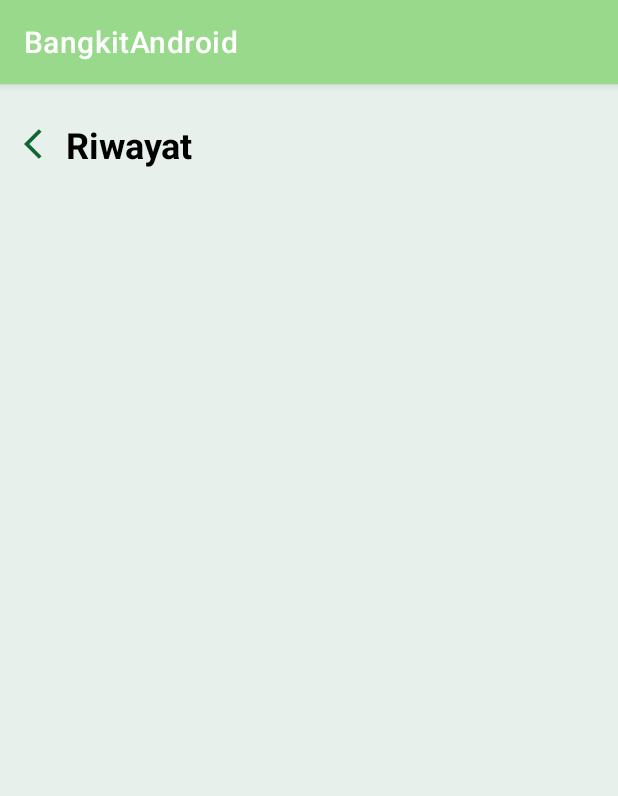
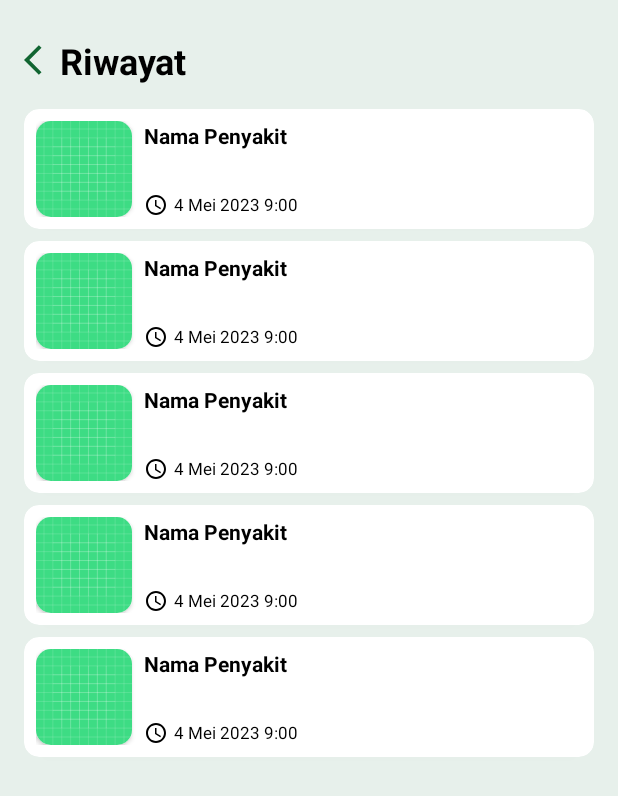
Before and after one commit to FieryInferno/bangkit_android, an Android app: the DiseaseHistoryActivity screen opened directly, with no data from a screen before it, on a phone screen of 412 x 824 dp. Shown: the top 796 px of the screen. Run offline under Robolectric (Android 15) with nearby library versions, the phone set to English and light mode, and no system bars; pictures from the network do not load.

Commit message:
ui: add interaction between disease activities

```diff
--- a/app/src/main/java/com/example/bangkitandroid/MainActivity.kt
+++ b/app/src/main/java/com/example/bangkitandroid/MainActivity.kt
@@ -8,6 +8,8 @@ import android.widget.Button
 import android.widget.EditText
 import android.widget.TextView
 import com.example.bangkitandroid.ui.disease.DiseaseDetailActivity
+import com.example.bangkitandroid.ui.disease.DiseaseHistoryActivity
+import com.example.bangkitandroid.ui.disease.DiseaseImagePreviewActivity
 
 class MainActivity : AppCompatActivity(), View.OnClickListener {
     private lateinit var edtWidth: EditText
@@ -30,7 +32,7 @@ class MainActivity : AppCompatActivity(), View.OnClickListener {
 
         btnCalculate.setOnClickListener(this)
         btnNext.setOnClickListener {
-            val intent = Intent(this, DiseaseDetailActivity::class.java)
+            val intent = Intent(this, DiseaseImagePreviewActivity::class.java)
             startActivity(intent)
         }
     }
--- a/app/src/main/java/com/example/bangkitandroid/ui/disease/DiseaseHistoryActivity.kt
+++ b/app/src/main/java/com/example/bangkitandroid/ui/disease/DiseaseHistoryActivity.kt
@@ -1,12 +1,49 @@
 package com.example.bangkitandroid.ui.disease
 
+import android.content.Intent
 import androidx.appcompat.app.AppCompatActivity
 import android.os.Bundle
-import com.example.bangkitandroid.R
+import androidx.recyclerview.widget.LinearLayoutManager
+import com.example.bangkitandroid.databinding.ActivityDiseaseHistoryBinding
+import com.example.bangkitandroid.domain.entities.Disease
+import com.example.bangkitandroid.service.DummyData
 
 class DiseaseHistoryActivity : AppCompatActivity() {
+    private lateinit var diseases: List<Disease>
+    private var binding: ActivityDiseaseHistoryBinding? = null
+
     override fun onCreate(savedInstanceState: Bundle?) {
         super.onCreate(savedInstanceState)
-        setContentView(R.layout.activity_disease_history)
+        binding = ActivityDiseaseHistoryBinding.inflate(layoutInflater)
+        setContentView(binding?.root)
+        supportActionBar?.hide()
+        getData()
+        setView()
+    }
+
+    private fun getData(){
+        diseases = DummyData().getHistoryDiseases()
+    }
+
+    private fun setView(){
+        val adapter = DiseaseHistoryAdapter(diseases)
+        adapter.setOnItemTapCallback(object : DiseaseHistoryAdapter.OnItemTapCallback{
+            override fun onItemTap(data: Disease) {
+                val intent = Intent(this@DiseaseHistoryActivity, DiseaseDetailActivity::class.java)
+                startActivity(intent)
+            }
+        })
+        binding?.apply {
+            rvDiseaseHistory.layoutManager = LinearLayoutManager(this@DiseaseHistoryActivity)
+            rvDiseaseHistory.adapter = adapter
+            btnDiseaseHistoryBack.setOnClickListener {
+                finish()
+            }
+        }
+    }
+
+    override fun onDestroy() {
+        super.onDestroy()
+        binding = null
     }
 }
--- /dev/null
+++ b/app/src/main/java/com/example/bangkitandroid/ui/disease/DiseaseHistoryAdapter.kt
@@ -0,0 +1,52 @@
+package com.example.bangkitandroid.ui.disease
+
+import android.view.LayoutInflater
+import android.view.View
+import android.view.ViewGroup
+import androidx.recyclerview.widget.RecyclerView
+import com.bumptech.glide.Glide
+import com.example.bangkitandroid.R
+import com.example.bangkitandroid.databinding.HorizontalCardItemBinding
+import com.example.bangkitandroid.domain.entities.Disease
+
+class DiseaseHistoryAdapter(private val diseases: List<Disease>) : RecyclerView.Adapter<DiseaseHistoryAdapter.ViewHolder>(){
+    private lateinit var onItemTapCallback: OnItemTapCallback
+
+
+    inner class ViewHolder(private val binding: HorizontalCardItemBinding) : RecyclerView.ViewHolder(binding.root){
+        fun bind(disease: Disease){
+            binding.apply {
+                tvTitleHorizontalItem.text = disease.title
+                tvSubtitleHorizontalItem.text = disease.dateTime
+                tvSecondSubtitleHorizontalItem.visibility = View.GONE
+                Glide.with(imgHorizontalItem)
+                    .load(disease.imgUrl)
+                    .placeholder(R.drawable.ic_launcher_background)
+                    .into(imgHorizontalItem)
+            }
+        }
+    }
+
+    override fun onCreateViewHolder(parent: ViewGroup, viewType: Int): ViewHolder {
+        val binding = HorizontalCardItemBinding.inflate(LayoutInflater.from(parent.context), parent, false)
+        return ViewHolder(binding)
+    }
+
+    override fun getItemCount(): Int = diseases.size
+
+    override fun onBindViewHolder(holder: ViewHolder, position: Int) {
+        val disease = diseases[position]
+        holder.bind(disease)
+        holder.itemView.setOnClickListener {
+            onItemTapCallback.onItemTap(disease)
+        }
+    }
+
+    fun setOnItemTapCallback(onItemTapCallback: OnItemTapCallback){
+        this.onItemTapCallback = onItemTapCallback
+    }
+
+    interface OnItemTapCallback {
+        fun onItemTap(data: Disease)
+    }
+}
--- a/app/src/main/res/layout/activity_disease_history.xml
+++ b/app/src/main/res/layout/activity_disease_history.xml
@@ -1,6 +1,5 @@
 <?xml version="1.0" encoding="utf-8"?>
 <ScrollView xmlns:android="http://schemas.android.com/apk/res/android"
-    xmlns:app="http://schemas.android.com/apk/res-auto"
     xmlns:tools="http://schemas.android.com/tools"
     android:layout_width="match_parent"
     android:layout_height="match_parent"
@@ -12,18 +11,31 @@
         android:layout_width="match_parent"
         android:layout_height="wrap_content"
         android:orientation="vertical">
-        <TextView
+        <LinearLayout
             android:layout_width="match_parent"
             android:layout_height="wrap_content"
-            android:text="@string/riwayat"
-            android:textSize="24sp"
-            android:textStyle="bold"
             android:layout_marginTop="24dp"
             android:layout_marginBottom="16dp"
-            android:textColor="@color/black"
-            android:drawablePadding="4dp"
-            app:drawableStartCompat="@drawable/baseline_arrow_back_ios_24" />
+            tools:ignore="UseCompoundDrawables">
+            <ImageView
+                android:id="@+id/btn_disease_history_back"
+                android:layout_width="wrap_content"
+                android:layout_height="wrap_content"
+                android:paddingTop="4dp"
+                android:src="@drawable/baseline_arrow_back_ios_24"
+                android:contentDescription="@string/back_button"/>
+            <TextView
+                android:id="@+id/tv_disease_history"
+                android:layout_width="match_parent"
+                android:layout_height="wrap_content"
+                android:text="@string/riwayat"
+                android:textSize="24sp"
+                android:textStyle="bold"
+                android:textColor="@color/black" />
+        </LinearLayout>
+
         <androidx.recyclerview.widget.RecyclerView
+            android:id="@+id/rv_disease_history"
             android:layout_width="match_parent"
             android:layout_height="wrap_content"
             tools:listitem="@layout/horizontal_card_item"/>
--- a/app/src/main/res/layout/horizontal_card_item.xml
+++ b/app/src/main/res/layout/horizontal_card_item.xml
@@ -6,8 +6,7 @@
     xmlns:app="http://schemas.android.com/apk/res-auto"
     app:cardCornerRadius="10dp"
     android:elevation="24dp"
-    android:layout_marginBottom="8dp"
-    >
+    android:layout_marginBottom="8dp">
 
     <LinearLayout
         android:layout_width="match_parent"
@@ -20,7 +19,7 @@
             android:elevation="0dp"
             app:cardCornerRadius="10dp">
             <ImageView
-                android:id="@+id/img_vertical_item"
+                android:id="@+id/img_horizontal_item"
                 android:layout_width="64dp"
                 android:layout_height="64dp"
                 android:scaleType="centerCrop"
```
Also changed, not shown: app/src/main/java/com/example/bangkitandroid/ui/disease/DiseaseImagePreviewActivity.kt (+45 -1 lines), app/src/main/res/layout/activity_disease_image_preview.xml (+9 -39 lines), app/src/main/res/layout/loading_full_screen.xml (added, +41 -0 lines).
